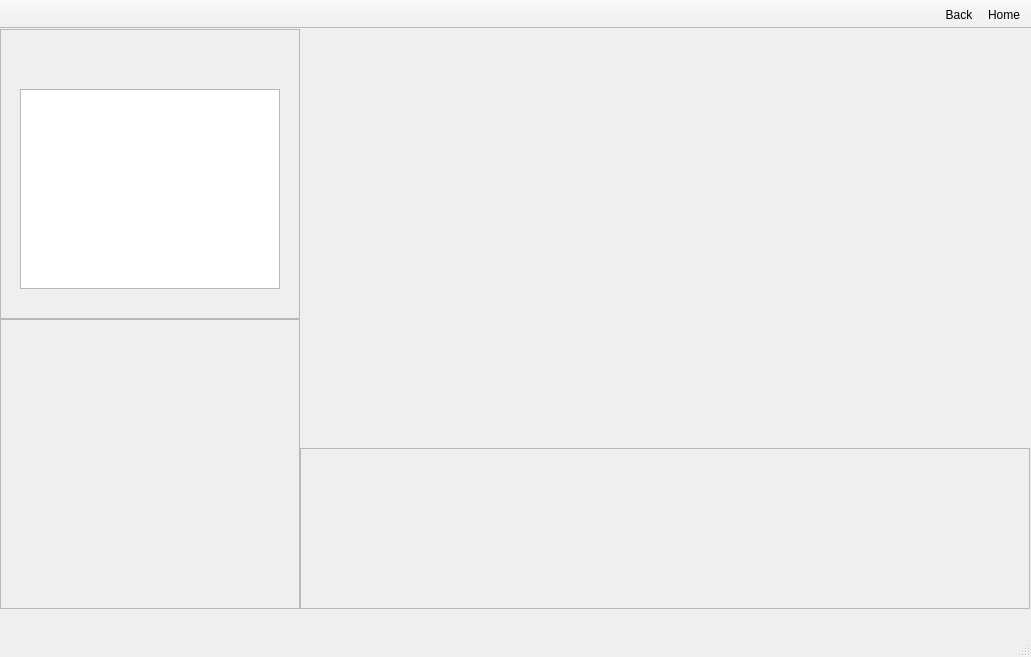
This is BodegueroHero/mainwindow.ui in ErickHernandez/BodegueroHero as Qt 5 draws it before an edit. The edited form follows.
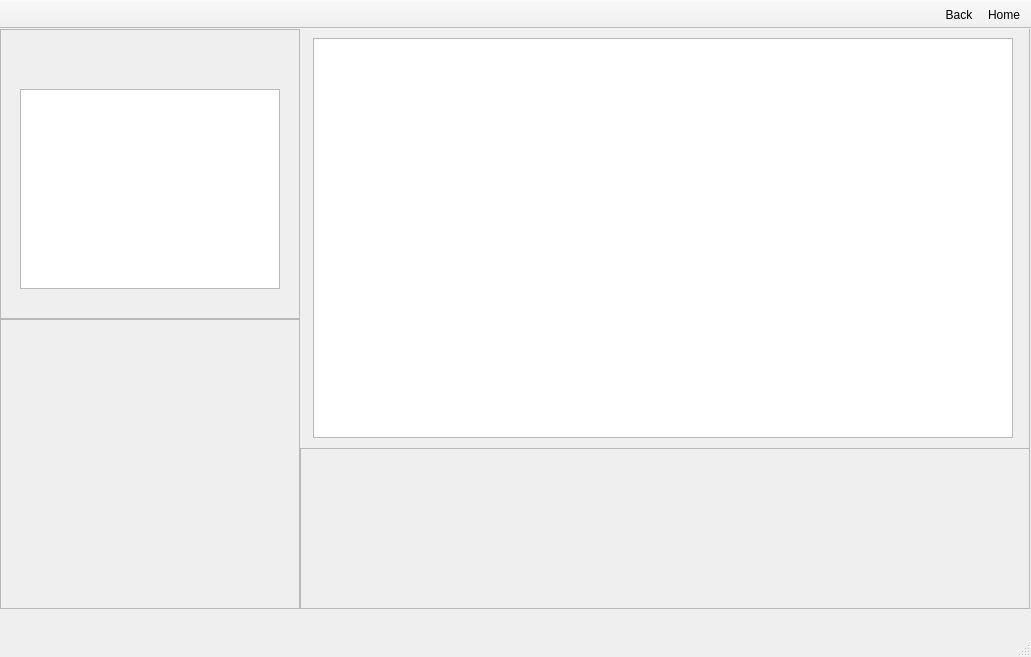
This is the edited form. The open tabs and pages were chosen to show the change. Icons and pictures are not drawn.

What changed in the file:
```diff
--- a/BodegueroHero/mainwindow.ui
+++ b/BodegueroHero/mainwindow.ui
@@ -2852,6 +2852,38 @@
        <enum>QFrame::Raised</enum>
       </property>
      </widget>
+     <widget class="QFrame" name="frame_3">
+      <property name="geometry">
+       <rect>
+        <x>299</x>
+        <y>-1</y>
+        <width>731</width>
+        <height>421</height>
+       </rect>
+      </property>
+      <property name="frameShape">
+       <enum>QFrame::StyledPanel</enum>
+      </property>
+      <property name="frameShadow">
+       <enum>QFrame::Raised</enum>
+      </property>
+      <widget class="QGraphicsView" name="graphicsView_Game">
+       <property name="geometry">
+        <rect>
+         <x>14</x>
+         <y>10</y>
+         <width>700</width>
+         <height>400</height>
+        </rect>
+       </property>
+       <property name="verticalScrollBarPolicy">
+        <enum>Qt::ScrollBarAlwaysOff</enum>
+       </property>
+       <property name="horizontalScrollBarPolicy">
+        <enum>Qt::ScrollBarAlwaysOff</enum>
+       </property>
+      </widget>
+     </widget>
     </widget>
     <widget class="QWidget" name="page_8"/>
    </widget>
```
Left out of the diff: 4 changed lines with no effect on the pictures.
